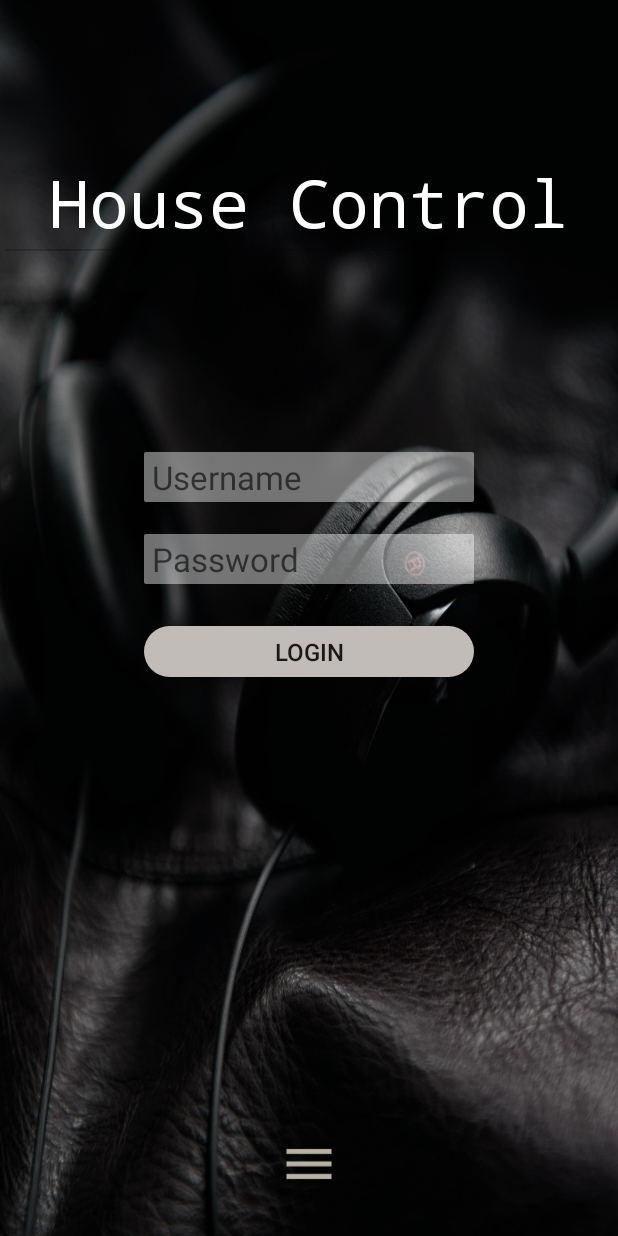
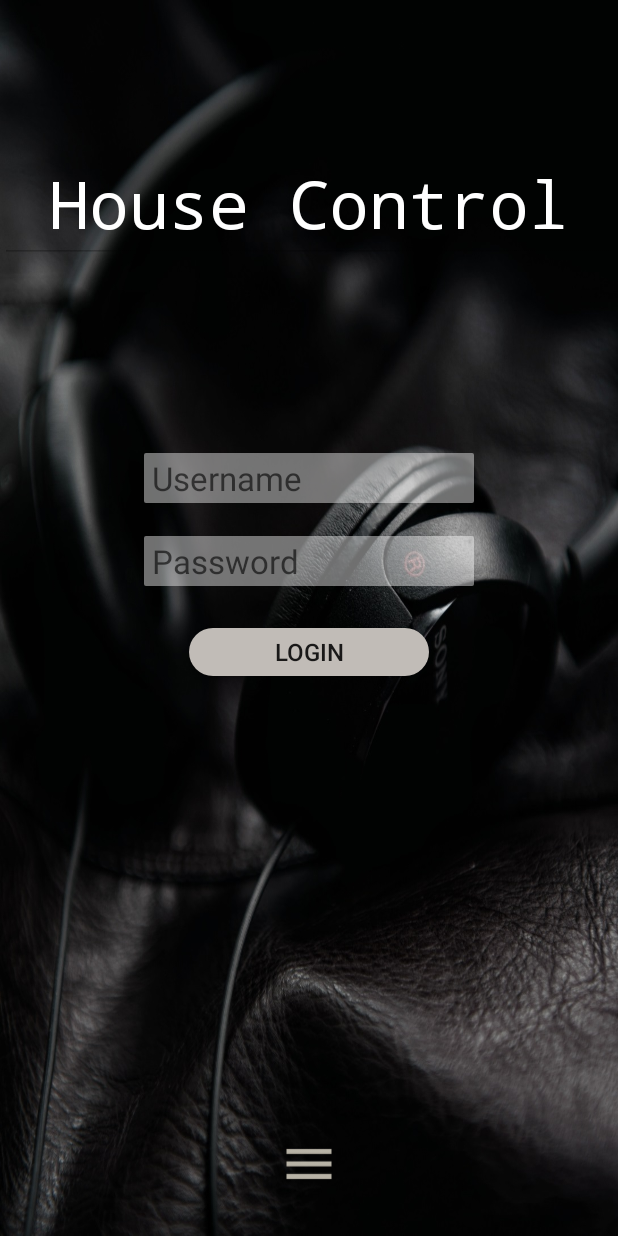
Before and after one commit to chappers73/basicLogin, an Android app: the screen it shows after launch (Login), on a phone screen of 412 x 824 dp. Run offline under Robolectric (Android 15) with nearby library versions, the phone set to English and light mode, and no system bars.

Commit message:
Added image

```diff
--- a/app/src/main/java/com/chappers/home/simplelogintest/Login.java
+++ b/app/src/main/java/com/chappers/home/simplelogintest/Login.java
@@ -119,8 +119,6 @@ public class Login extends AppCompatActivity implements View.OnClickListener, Po
 
     public boolean onMenuItemClick(MenuItem item) {
         switch (item.getItemId()) {
-            case R.id.aboutUs:
-                return true;
             case R.id.preferences:
                 Log.i(TAG, "onOptionsItemSelected: Pref selected");
                 Intent i = new Intent(this,Prefs.class);
--- a/app/src/main/java/com/chappers/home/simplelogintest/MainData.java
+++ b/app/src/main/java/com/chappers/home/simplelogintest/MainData.java
@@ -41,10 +41,7 @@ public class MainData extends AppCompatActivity {
     @Override
     public boolean onOptionsItemSelected(MenuItem item) {
         switch(item.getItemId()){
-            case R.id.aboutUs:
 
-
-                break;
             case R.id.preferences:
                 Intent i = new Intent(this,Prefs.class);
                 startActivity(i);
--- a/app/src/main/res/drawable/roundedbuttonshape.xml
+++ b/app/src/main/res/drawable/roundedbuttonshape.xml
@@ -2,8 +2,8 @@
 <shape xmlns:android="http://schemas.android.com/apk/res/android" android:shape="rectangle" android:padding="10dp">
     <solid android:color="@color/Username_Background_Grey"/> <!-- this one is ths color of the Rounded Button -->
     <corners
-        android:bottomRightRadius="20dp"
-        android:bottomLeftRadius="20dp"
-        android:topLeftRadius="20dp"
-        android:topRightRadius="20dp"/>
+        android:bottomRightRadius="25dp"
+        android:bottomLeftRadius="25dp"
+        android:topLeftRadius="25dp"
+        android:topRightRadius="25dp"/>
 </shape>
--- a/app/src/main/res/layout/activity_login.xml
+++ b/app/src/main/res/layout/activity_login.xml
@@ -92,8 +92,8 @@
     <!-- Login Button -->
     <Button
         android:id="@+id/btnLogin"
-        android:layout_width="220dp"
-        android:layout_height="34dp"
+        android:layout_width="160dp"
+        android:layout_height="32dp"
         android:layout_marginStart="8dp"
         android:layout_marginTop="8dp"
         android:layout_marginEnd="8dp"
--- a/app/src/main/res/menu/cool_menu.xml
+++ b/app/src/main/res/menu/cool_menu.xml
@@ -1,11 +1,10 @@
 <?xml version="1.0" encoding="utf-8"?>
 <menu xmlns:android="http://schemas.android.com/apk/res/android">
-
-    <item
+<!--    <item
         android:title="About us"
         android:id="@+id/aboutUs"
         android:numericShortcut="1"
-        android:alphabeticShortcut="a"/>
+        android:alphabeticShortcut="a"/>-->
 
     <item
         android:title="Settings"
@@ -16,4 +15,5 @@
         android:id="@+id/exit"/>
 
 
+
 </menu>
```
Also changed, not shown: app/src/main/res/drawable/failedgoals.jpg (added).
